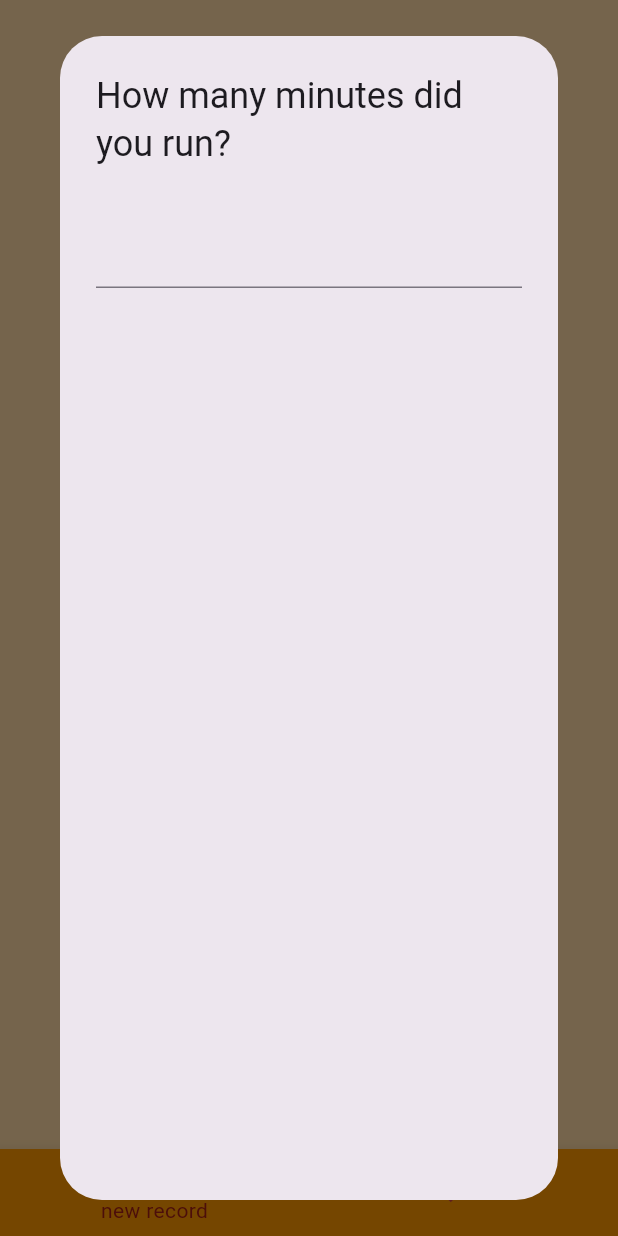
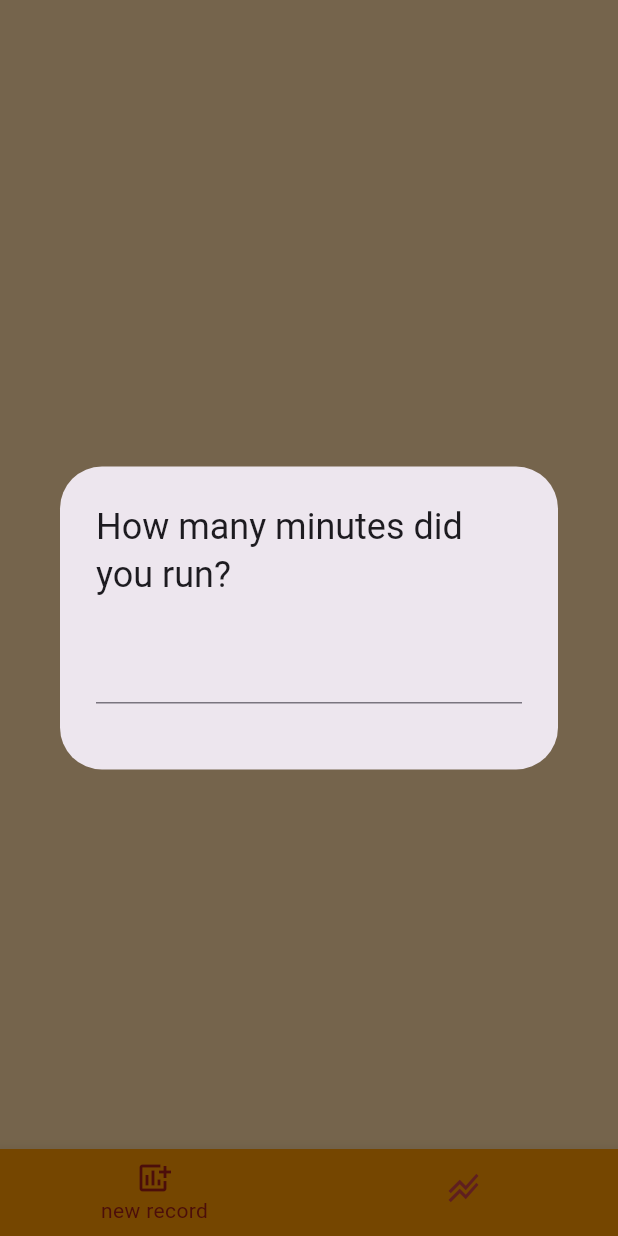
Before and after one commit to zainab-frfr/Life360, a Flutter app: the RunningTracker screen opened by its route, after a tap on "Yes", on a phone screen of 412 x 824 dp. Run offline on Flutter 3.47's test engine with Material 3 defaults, Android fonts, the phone set to English and light mode, and no system bars; our stand-ins replace hive, hive_flutter; accounts and stored records are empty.

Commit message:
streak issue fixed

```diff
--- a/lib/myTrackers/running_tracker.dart
+++ b/lib/myTrackers/running_tracker.dart
@@ -64,6 +64,7 @@ class _RunningTrackerState extends State<RunningTracker> {
                                   builder: (BuildContext context,
                                       StateSetter setState) {
                                 return Column(
+                                  mainAxisSize: MainAxisSize.min,
                                   children: [
                                     TextField(
                                       controller: _minutesController,
@@ -74,7 +75,7 @@ class _RunningTrackerState extends State<RunningTracker> {
                                         labelStyle: TextStyle(
                                             fontSize: 14, color: Colors.black),
                                         contentPadding:
-                                            EdgeInsets.fromLTRB(0, 40, 0, 0),
+                                            EdgeInsets.fromLTRB(0, 30, 0, 0),
                                         focusedBorder: UnderlineInputBorder(
                                           borderSide:
                                               BorderSide(color: Colors.orange),
@@ -101,6 +102,7 @@ class _RunningTrackerState extends State<RunningTracker> {
 
                                       },
                                     ),
+                                    SizedBox(height: 20,),
                                     if (_errorMessage.isNotEmpty)
                                       Padding(
                                         padding: const EdgeInsets.fromLTRB(
@@ -111,7 +113,8 @@ class _RunningTrackerState extends State<RunningTracker> {
                                               color: Colors.red, fontSize: 10),
                                         ),
                                       ),
-                                  ],
+
+                                  ]
                                 );
                               })),
                         );
@@ -232,7 +235,7 @@ class _RunningTrackerState extends State<RunningTracker> {
                       ),
                       child: Center(
                         child: Text(
-                          "You've been on a streak since:",
+                          "Your running streak:",
                           style: TextStyle(
                             fontSize: 20,
                             fontWeight: FontWeight.bold,
@@ -251,11 +254,11 @@ class _RunningTrackerState extends State<RunningTracker> {
                 width: 300,
                 height: 300,
                 decoration: BoxDecoration(
-                  color: Color.fromARGB(255, 162, 216, 170),
+                  color: Color.fromARGB(255, 181, 219, 186),
                   borderRadius:
                       BorderRadius.circular(150), // 50 is half of width/height
                 ),
-                child: Center(child: Text("${db.streak} days")),
+                child: Center(child: Text("${db.streak} day(s)")),
               )
             ]),
       ),
```
Also changed, not shown: lib/myDatabase/runningDatabase.dart (+11 -16 lines).
